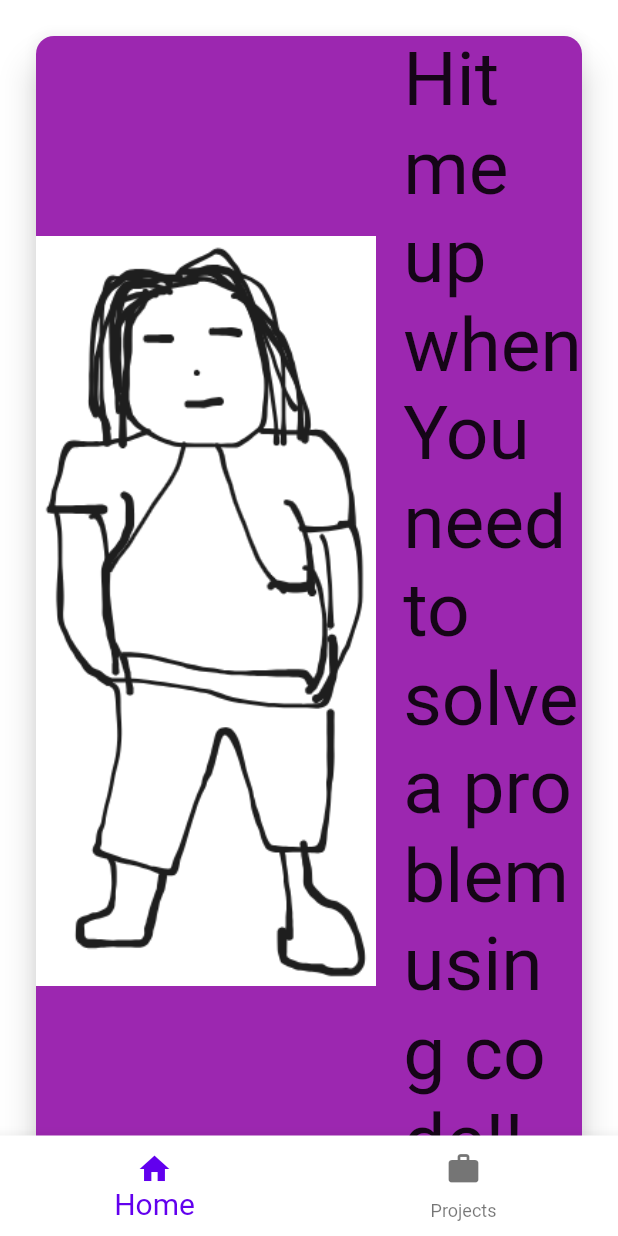
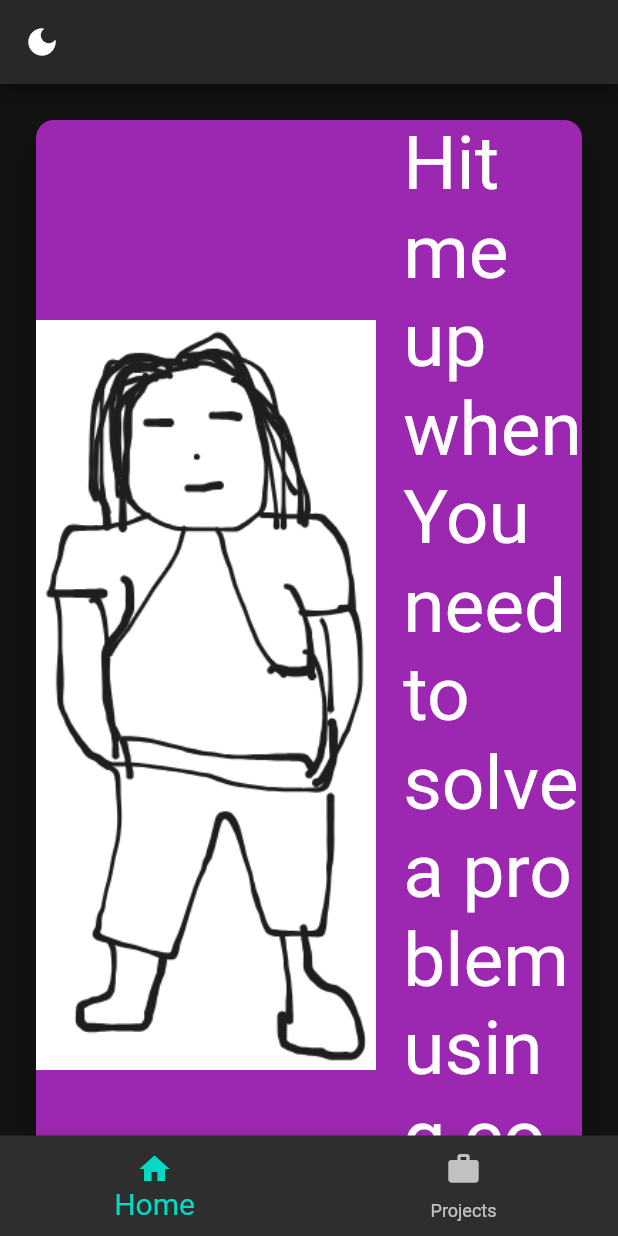
Before and after one commit to Kwasi48/portfolio, a Flutter app: the screen it shows after launch, on a phone screen of 412 x 824 dp. Run offline on Flutter 3.47's test engine with Material 2 defaults, Android fonts, the phone set to English and light mode, and no system bars; missing offline and left inert: social_media_buttons.

Commit message:
implemented dark and light mode

```diff
--- a/lib/main.dart
+++ b/lib/main.dart
@@ -4,66 +4,81 @@ import 'views/view.dart';
 void main() {
   runApp( Portfolio());
 }
-class Portfolio extends StatelessWidget {
-  const Portfolio({super.key});
+
+class Portfolio extends StatefulWidget {
+   Portfolio({super.key});
+
+  @override
+  State<Portfolio> createState() => _PortfolioState();
+}
+
+class _PortfolioState extends State<Portfolio> {
+  bool darkMode = true;
 
   @override
   Widget build(BuildContext context) {
-    return  MaterialApp(
+    final theme = (darkMode
+        ? ThemeData.from(colorScheme: ColorScheme.dark())
+        : ThemeData.from(colorScheme: ColorScheme.light()));
+    return MaterialApp(
       debugShowCheckedModeBanner: false,
-      theme: ThemeData.from(colorScheme: ColorScheme.light()),
-      darkTheme: ThemeData.from(colorScheme: ColorScheme.dark()),
+      theme: theme,
+      //darkTheme: ThemeData.from(colorScheme: ColorScheme.dark()),
       title: 'Portfolio',
-      home: HomePage(),
+      home: Scaffold(
+        appBar: AppBar(
+          leading: IconButton(
+              onPressed: () {
+                setState(() {
+                  darkMode = !darkMode;
+                });
+              },
+              icon: (darkMode ? Icon(Icons.dark_mode) : Icon(Icons.light_mode))),
+        ),
+        body: HomePage(),
+      )
     );
   }
 }
 
 class HomePage extends StatefulWidget {
-   HomePage({super.key});
+  HomePage({super.key});
 
   @override
   State<HomePage> createState() => _HomePageState();
 }
 
 class _HomePageState extends State<HomePage> {
-  int selectedindex = 0;
+  int selectedIndex = 0;
+  bool darkMode = true;
 
+  void _onitemtapped(int index) {
+    setState(() {
+      selectedIndex = index;
+    });
+  }
 
-  void _onitemtapped(int index){
-      setState((){
-        selectedindex = index;
-      });
-   }
-
-   static  List<Widget> Widgets = [
-     profile(),
-     projects(),
-   ];
+  static List<Widget> widgets = [
+    const profile(),
+    projects(),
+  ];
 
   @override
   Widget build(BuildContext context) {
+    return Scaffold(
 
-    return Scaffold(
-      drawer: Drawer(
-
-      ),
       bottomNavigationBar: BottomNavigationBar(
-        currentIndex: selectedindex,
+        currentIndex: selectedIndex,
         selectedFontSize: 20,
-        onTap: _onitemtapped ,
+        onTap: _onitemtapped,
         items: const <BottomNavigationBarItem>[
-          BottomNavigationBarItem(icon: Icon(Icons.home),
-          label: 'Home'),
-          BottomNavigationBarItem(icon: Icon(Icons.work),
-          label: 'Projects'),
+          BottomNavigationBarItem(icon: Icon(Icons.home), label: 'Home'),
+          BottomNavigationBarItem(icon: Icon(Icons.work), label: 'Projects'),
         ],
-
       ),
       body: SafeArea(
-        child: Widgets.elementAt(selectedindex),
+        child: widgets.elementAt(selectedIndex),
       ),
-
     );
   }
 }
--- a/lib/views/profile.dart
+++ b/lib/views/profile.dart
@@ -7,6 +7,7 @@ class profile extends StatelessWidget {
   @override
   Widget build(BuildContext context) {
     return Scaffold(
+
       body: SingleChildScrollView(
         scrollDirection: Axis.vertical,
         child: Column(
```
